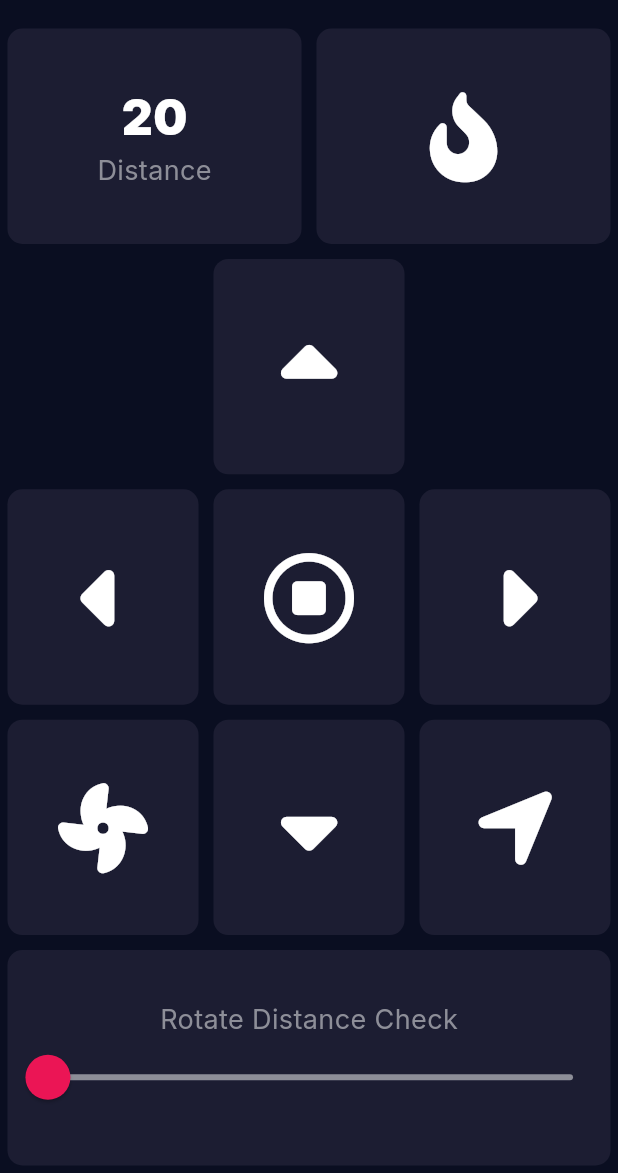
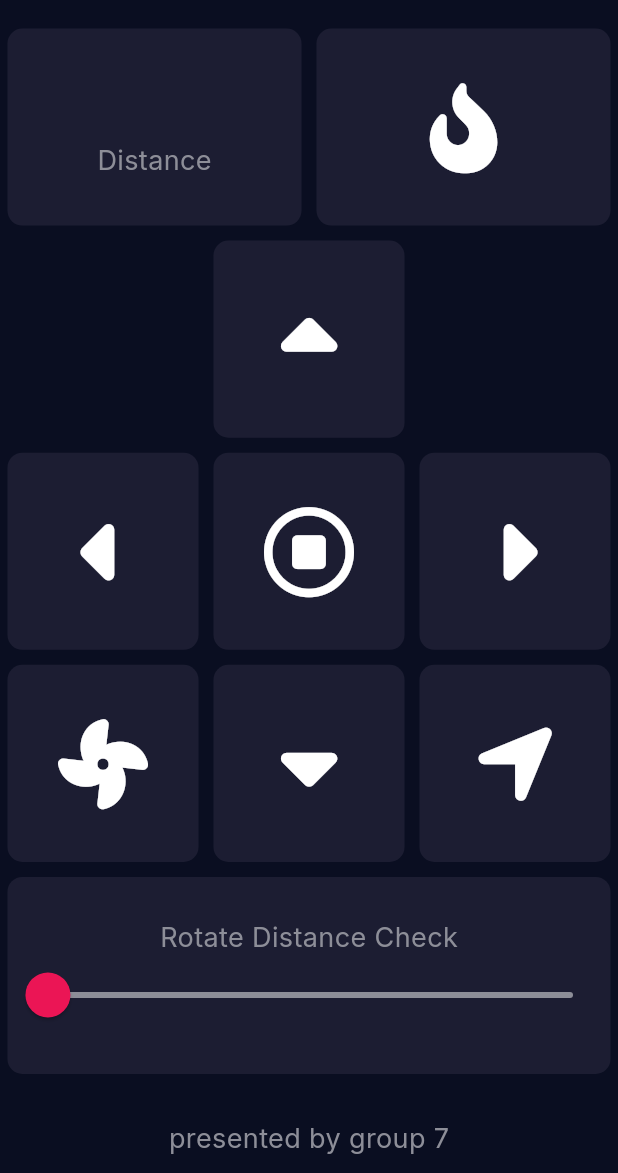
Before and after one commit to ibeaim/smart_defender, a Flutter app: the screen it shows after launch, on a phone screen of 412 x 824 dp, the part 63-1236 px from its top. Run offline on Flutter 3.47's test engine with Material 3 defaults, Android fonts, the phone set to English and light mode, and no system bars; our stand-ins replace firebase_core, firebase_database, font_awesome_flutter, google_fonts; accounts and stored records are empty; generated files the repository leaves out were written again.

Commit message:
firebase reconfigure:remote update

```diff
--- /dev/null
+++ b/lib/components/card_button.dart
@@ -0,0 +1,45 @@
+import 'package:flutter/material.dart';
+
+class CardButton extends StatefulWidget {
+  CardButton({
+    required this.colour,
+    required this.cardChild,
+    this.onTapDown,
+    this.onTapUp,
+  });
+  final Color colour;
+  final Widget cardChild;
+  final Future<void> Function()? onTapDown; // Function to call on tap down
+  final Future<void> Function()? onTapUp; // Function to call on tap up
+  @override
+  State<CardButton> createState() => _CardButtonState();
+}
+
+class _CardButtonState extends State<CardButton> {
+  bool isPressed = false;
+  @override
+  Widget build(BuildContext context) {
+    return GestureDetector(
+      onTapDown: (_) => setState(() {
+        isPressed = true;
+        if (widget.onTapDown != null) {
+          widget.onTapDown!(); // Call onTapDown function if provided
+        }
+      }),
+      onTapUp: (_) => setState(() {
+        isPressed = false;
+        if (widget.onTapUp != null) {
+          widget.onTapUp!(); // Call onTapUp function if provided
+        }
+      }),
+      child: Container(
+        child: widget.cardChild,
+        margin: EdgeInsets.all(5.0),
+        decoration: BoxDecoration(
+          color: isPressed ? widget.colour.withOpacity(0.8) : widget.colour,
+          borderRadius: BorderRadius.circular(10.0),
+        ),
+      ),
+    );
+  }
+}
--- a/lib/components/icont_content.dart
+++ b/lib/components/icont_content.dart
@@ -1,5 +1,4 @@
 import 'package:flutter/material.dart';
-import 'package:smart_defender/constant.dart';
 
 class IconContent extends StatelessWidget {
   IconContent({required this.iconData, required this.label});
--- /dev/null
+++ b/lib/components/realtime_widget.dart
@@ -0,0 +1,71 @@
+import 'package:firebase_core/firebase_core.dart';
+import 'package:firebase_database/firebase_database.dart';
+import 'package:flutter/material.dart';
+import 'package:smart_defender/constant.dart';
+
+class RealtimeValueWidget extends StatefulWidget {
+  final String databasePath; // Path to the value in the RTDB
+
+  const RealtimeValueWidget({Key? key, required this.databasePath})
+      : super(key: key);
+
+  @override
+  _RealtimeValueWidgetState createState() => _RealtimeValueWidgetState();
+}
+
+class _RealtimeValueWidgetState extends State<RealtimeValueWidget> {
+  String value = ''; // Store the retrieved value
+
+  @override
+  void initState() {
+    super.initState();
+    fetchDataFromRTDB(); // Fetch data on widget initialization
+  }
+
+  Future<void> fetchDataFromRTDB() async {
+    await Firebase.initializeApp(); // Initialize Firebase if not already done
+    final databaseReference =
+        FirebaseDatabase.instance.ref(widget.databasePath);
+
+    databaseReference.onValue.listen((event) {
+      final snapshot = event.snapshot;
+      if (snapshot.exists) {
+        setState(() {
+          value = snapshot.value.toString(); // Update state with the value
+        });
+      } else {
+        print('No data available at ${widget.databasePath}');
+      }
+    });
+  }
+
+  @override
+  Widget build(BuildContext context) {
+    return GestureDetector(
+      child: Container(
+        child: Column(
+          mainAxisAlignment: MainAxisAlignment.center,
+          children: <Widget>[
+            Text(
+              value,
+              style: kNumberTextStyle,
+            ),
+            const Text(
+              'Distance',
+              style: kLabelTextStyle,
+            ),
+          ],
+        ),
+        margin: EdgeInsets.all(5.0),
+        decoration: BoxDecoration(
+          color: kActiveCardColour,
+          borderRadius: BorderRadius.circular(10.0),
+        ),
+      ),
+    );
+    // Text(
+    //   'Value: $value', // Display the retrieved value
+    //   style: TextStyle(fontSize: 16.0),
+    // );
+  }
+}
--- a/lib/constant.dart
+++ b/lib/constant.dart
@@ -7,11 +7,13 @@ const kTurnLeftValue = 3;
 const kTurnRightValue = 4;
 const kStopButtonValue = 5;
 const kAutoButtonValue = 6;
-const kFanButtonOnValue = 7;
-const kFanButtonOffValue = 8;
+const kFanButtonOnValue = 1;
+const kFanButtonOffValue = 0;
 const kDefaultValue = 5;
 const kDefaultDelay = 500;
 const kTurnDelay = 200;
+const kManualValue = true;
+const kAutoValue = false;
 // UI
 const kBottomContainerHeight = 80.0;
 const kActiveCardColour = Color(0xFF11D1E33);
--- a/lib/main.dart
+++ b/lib/main.dart
@@ -12,6 +12,7 @@ final rtdb = FirebaseDatabase.instanceFor(
         'https://smartdefender-51842-default-rtdb.asia-southeast1.firebasedatabase.app/');
 
 Future<void> main() async {
+  WidgetsFlutterBinding.ensureInitialized();
   await Firebase.initializeApp(
     options: DefaultFirebaseOptions.currentPlatform,
   );
--- a/lib/remote_page.dart
+++ b/lib/remote_page.dart
@@ -1,11 +1,21 @@
 import 'package:firebase_database/firebase_database.dart';
 import 'package:flutter/material.dart';
 import 'package:font_awesome_flutter/font_awesome_flutter.dart';
+import 'package:smart_defender/components/card_button.dart';
 import 'package:smart_defender/components/icont_content.dart';
+import 'package:smart_defender/components/realtime_widget.dart';
 import 'components/reusable_card.dart';
 import 'constant.dart';
 
 enum FanState { off, on }
+
+enum ControlState { manual, auto }
+
+final dataCommandReferance = FirebaseDatabase.instance.ref("car/command");
+final dataFanReferance = FirebaseDatabase.instance.ref("car/fan");
+final dataControlReferance = FirebaseDatabase.instance.ref("car/control");
+final dataServoReferance = FirebaseDatabase.instance.ref("car/servo");
+bool isPressed = false;
 
 class RemotePage extends StatefulWidget {
   @override
@@ -14,6 +24,7 @@ class RemotePage extends StatefulWidget {
 
 class _RemotePageState extends State<RemotePage> {
   FanState fanState = FanState.off;
+  ControlState controlState = ControlState.manual;
   int senddata = 2;
   int distance = 20;
   int servo = 1;
@@ -31,23 +42,26 @@ class _RemotePageState extends State<RemotePage> {
               child: Row(
                 children: <Widget>[
                   Expanded(
-                    child: ReusableCard(
-                      colour: kActiveCardColour,
-                      cardChild: Column(
-                        mainAxisAlignment: MainAxisAlignment.center,
-                        children: <Widget>[
-                          Text(
-                            distance.toString(),
-                            style: kNumberTextStyle,
-                          ),
-                          const Text(
-                            'Distance',
-                            style: kLabelTextStyle,
-                          ),
-                        ],
+                      child: RealtimeValueWidget(
+                    databasePath: 'ultrasonic/data',
+                  )
+                      //   ReusableCard(
+                      //     colour: kActiveCardColour,
+                      //     cardChild: Column(
+                      //       mainAxisAlignment: MainAxisAlignment.center,
+                      //       children: <Widget>[
+                      //         Text(
+                      //           distance.toString(),
+                      //           style: kNumberTextStyle,
+                      //         ),
+                      //         const Text(
+                      //           'Distance',
+                      //           style: kLabelTextStyle,
+                      //         ),
+                      //       ],
+                      //     ),
+                      //   ),
                       ),
-                    ),
-                  ),
                   Expanded(
                     child: ReusableCard(
                       colour: kActiveCardColour,
@@ -66,14 +80,15 @@ class _RemotePageState extends State<RemotePage> {
                     child: SizedBox(),
                   ),
                   Expanded(
-                    child: ReusableCard(
+                    child: CardButton(
                       colour: kActiveCardColour,
                       cardChild: IconContent(
-                        iconData: FontAwesomeIcons.caretUp,
-                        label: 'Forward',
-                      ),
-                      onPress: () async {
-                        await sendDataToFirebase(kForwardValue, kDefaultDelay);
+                          iconData: FontAwesomeIcons.caretUp, label: 'Forward'),
+                      onTapDown: () async {
+                        await sendCommandToFirebase(kForwardValue);
+                      },
+                      onTapUp: () async {
+                        await setCommandDefault();
                       },
                     ),
                   ),
@@ -87,13 +102,15 @@ class _RemotePageState extends State<RemotePage> {
               child: Row(
                 children: <Widget>[
                   Expanded(
-                    child: ReusableCard(
+                    child: CardButton(
                       colour: kActiveCardColour,
                       cardChild: IconContent(
-                          iconData: FontAwesomeIcons.caretLeft,
-                          label: 'Turn On'),
-                      onPress: () async {
-                        await sendDataToFirebase(kTurnLeftValue, kTurnDelay);
+                          iconData: FontAwesomeIcons.caretLeft, label: 'Left'),
+                      onTapDown: () async {
+                        await sendCommandToFirebase(kTurnLeftValue);
+                      },
+                      onTapUp: () async {
+                        await setCommandDefault();
                       },
                     ),
                   ),
@@ -101,18 +118,23 @@ class _RemotePageState extends State<RemotePage> {
                     child: ReusableCard(
                       colour: kActiveCardColour,
                       cardChild: IconContent(
-                          iconData: FontAwesomeIcons.circleStop,
-                          label: 'Forward'),
+                          iconData: FontAwesomeIcons.circleStop, label: 'Stop'),
+                      onPress: () async {
+                        await setCommandDefault();
+                      },
                     ),
                   ),
                   Expanded(
-                    child: ReusableCard(
+                    child: CardButton(
                       colour: kActiveCardColour,
                       cardChild: IconContent(
                           iconData: FontAwesomeIcons.caretRight,
-                          label: 'Turn On'),
-                      onPress: () async {
-                        await sendDataToFirebase(kTurnRightValue, kTurnDelay);
+                          label: 'Turn Right'),
+                      onTapDown: () async {
+                        await sendCommandToFirebase(kTurnRightValue);
+                      },
+                      onTapUp: () async {
+                        await setCommandDefault();
                       },
                     ),
                   ),
@@ -142,23 +164,35 @@ class _RemotePageState extends State<RemotePage> {
                     ),
                   ),
                   Expanded(
-                    child: ReusableCard(
+                    child: CardButton(
                       colour: kActiveCardColour,
                       cardChild: IconContent(
                           iconData: FontAwesomeIcons.caretDown,
-                          label: 'Forward'),
-                      onPress: () async {
-                        await sendDataToFirebase(kBackwardValue, kDefaultDelay);
+                          label: 'Backward'),
+                      onTapDown: () async {
+                        await sendCommandToFirebase(kBackwardValue);
+                      },
+                      onTapUp: () async {
+                        await setCommandDefault();
                       },
                     ),
                   ),
                   Expanded(
                     child: ReusableCard(
-                      colour: kActiveCardColour,
-                      cardChild: IconContent(
-                          iconData: FontAwesomeIcons.locationArrow,
-                          label: 'Turn On'),
-                    ),
+                        colour: controlState == ControlState.manual
+                            ? kActiveCardColour
+                            : kInactiveCardColour,
+                        cardChild: IconContent(
+                            iconData: FontAwesomeIcons.locationArrow,
+                            label: 'Auto'),
+                        onPress: () async {
+                          await sendControlStateToFirebase(controlState);
+                          setState(() {
+                            controlState = controlState == ControlState.manual
+                                ? ControlState.auto
+                                : ControlState.manual;
+                          });
+                        }),
                   ),
                 ],
               ),
@@ -187,10 +221,11 @@ class _RemotePageState extends State<RemotePage> {
                         value: servo.toDouble(),
                         min: 0.0,
                         max: 180.0,
-                        onChanged: (double newValue) {
+                        onChanged: (double newValue) async {
                           setState(() {
                             servo = newValue.round();
                           });
+                          await setServoValue(servo);
                         },
                       ),
                     ),
@@ -198,18 +233,16 @@ class _RemotePageState extends State<RemotePage> {
                 ),
               ),
             ),
-            // RemoteControl(
-            //   data: kForwardValue,
-            //   delay: kDefaultDelay,
-            // ),
-            // RemoteControl(
-            //   data: kBackwardValue,
-            //   delay: kDefaultDelay,
-            // ),
-            // RemoteControl(
-            //   data: kTurnLeftValue,
-            //   delay: kTurnDelay,
-            // ),
+            const SizedBox(
+              height: 25.0,
+            ),
+            const Text(
+              'presented by group 7',
+              style: kLabelTextStyle,
+            ),
+            const SizedBox(
+              height: 10.0,
+            ),
           ],
         ),
       ),
@@ -217,49 +250,40 @@ class _RemotePageState extends State<RemotePage> {
   }
 }
 
+Future<void> sendCommandToFirebase(int value) async {
+  await dataCommandReferance.set(value);
+  print('Data sent: $value');
+}
+
+Future<void> setServoValue(int value) async {
+  await dataServoReferance.set(value);
+  print('Data sent: $value');
+}
+
+Future<void> setCommandDefault() async {
+  await dataCommandReferance.set(kDefaultValue);
+  print('Data sent: $kDefaultValue');
+}
+
 Future<void> sendDataToFirebase(int data, int durationInMilliseconds) async {
-  // Reference to the database location for the integer data
-  final databaseReference = FirebaseDatabase.instance.ref("car/command");
-
   try {
-    // Set the value at the reference
-    await databaseReference.set(data);
+    await dataCommandReferance.set(data);
     print('Data sent to Firebase: $data');
     Future.delayed(Duration(milliseconds: durationInMilliseconds), () {
-      databaseReference
-          .set(kDefaultValue); // Replace 'defaultValue' with your default value
+      dataCommandReferance.set(kDefaultValue);
       print('Data reset to default: $kDefaultValue');
     });
   } catch (error) {
-    // Handle potential errors
     print('Error sending data: $error');
   }
 }
 
-class RemoteControl extends StatelessWidget {
-  RemoteControl({required this.data, required this.delay});
-  final int data;
-  final int delay;
-
-  @override
-  Widget build(BuildContext context) {
-    return ElevatedButton(
-      onPressed: () => sendDataToFirebase(data, delay),
-      child: Text('Send Data: $data'),
-    );
-  }
-}
-
 Future<void> sendFanStateToFirebase(FanState fanState) async {
-  // Reference to the database location for fan state
-  final databaseReference =
-      FirebaseDatabase.instance.ref().child('car/command');
-
   try {
     int valueToSend = fanState == FanState.on
         ? kFanButtonOnValue
         : kFanButtonOffValue; // Convert enum to integer
-    await databaseReference.set(valueToSend);
+    await dataFanReferance.set(valueToSend);
     print(
         'Fan state sent to Firebase: ${fanState.toString().split('.').last}'); // Get human-readable state
   } catch (error) {
@@ -267,3 +291,17 @@ Future<void> sendFanStateToFirebase(FanState fanState) async {
     print('Error sending fan state: $error');
   }
 }
+
+Future<void> sendControlStateToFirebase(ControlState controlState) async {
+  try {
+    bool valueToSend = controlState == ControlState.manual
+        ? kManualValue
+        : kAutoValue; // Convert enum to integer
+    await dataControlReferance.set(valueToSend);
+    print(
+        'Control state sent to Firebase: ${controlState.toString().split('.').last}'); // Get human-readable state
+  } catch (error) {
+    // Handle potential errors
+    print('Error sending fan state: $error');
+  }
+}
```
Also changed, not shown: firebase.json, 3 other files.
